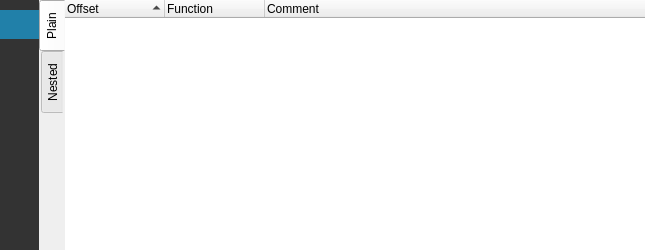
Above: src/widgets/PPAnnotationsWidget.ui from exokortex/cutter before the change. Below: the same form after it.
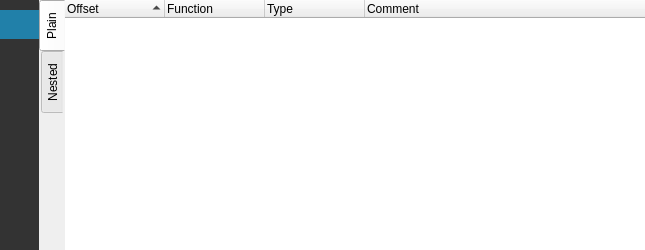
That is the form after the change. Icons and pictures are not drawn.

Commit message: move file loading from widget to core

Diff of the .ui file:
```diff
--- a/src/widgets/PPAnnotationsWidget.ui
+++ b/src/widgets/PPAnnotationsWidget.ui
@@ -245,6 +245,11 @@
             <string>Function</string>
            </property>
           </column>
+          <column>
+           <property name="text">
+            <string>Type</string>
+           </property>
+          </column>
           <column>
            <property name="text">
             <string>Comment</string>
```
Left out of the diff: 5 changed lines with no effect on the pictures. The commit also changes 6 other files.
